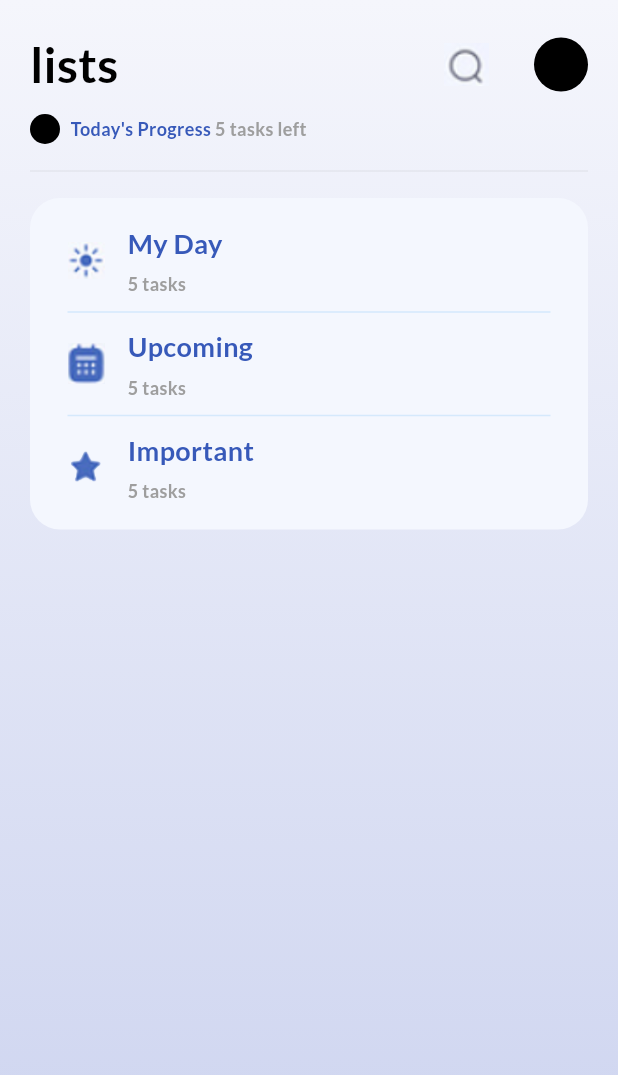
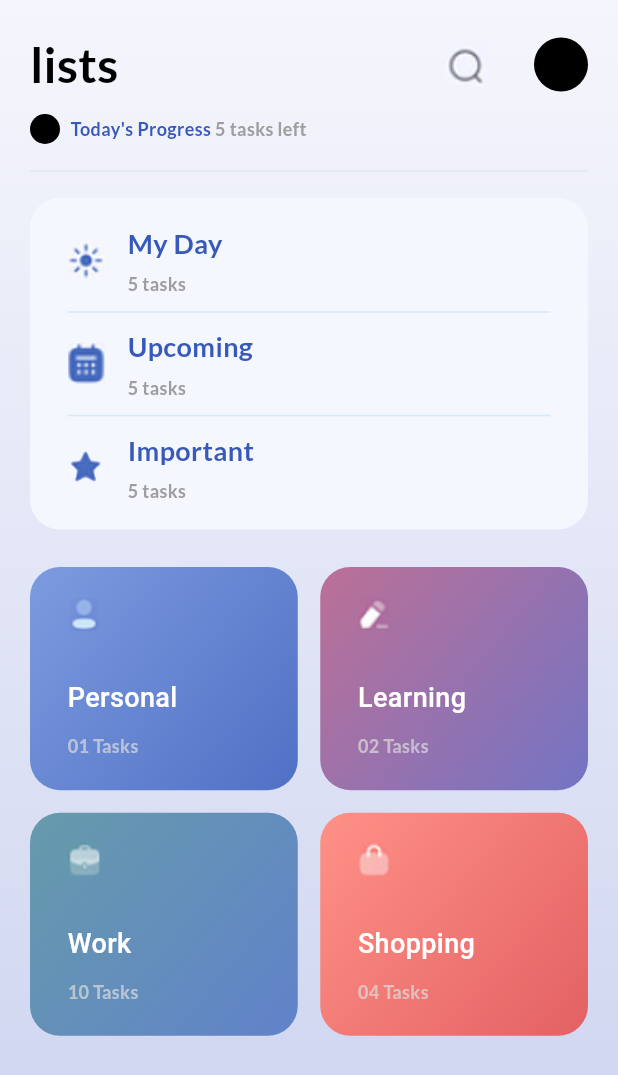
Before and after one commit to zeyadali06/Teknosoft-tasks, a Flutter app: the screen it shows after launch, on a phone screen of 412 x 824 dp. Shown: the top 1075 px of the screen. Run offline on Flutter 3.47's test engine with Material 3 defaults, Android fonts, the phone set to English and light mode, and no system bars; our stand-ins replace flutter_bloc, numberpicker.

Commit message:
create task categories

```diff
--- a/To-Do List App/lib/Core/CommonWidgets/LinearGrdientColor.dart
+++ b/To-Do List App/lib/Core/CommonWidgets/LinearGrdientColor.dart
@@ -10,6 +10,8 @@ class GradientColor extends StatelessWidget {
   @override
   Widget build(BuildContext context) {
     return Container(
+      width: double.infinity,
+      height: MediaQuery.of(context).size.height,
       decoration: const BoxDecoration(
         gradient: LinearGradient(
           begin: Alignment.topCenter,
--- a/To-Do List App/lib/Core/Utils/Styles.dart
+++ b/To-Do List App/lib/Core/Utils/Styles.dart
@@ -3,11 +3,15 @@
 import 'package:flutter/material.dart';
 
 abstract class Styles {
-  static const black32Bold = TextStyle(fontFamily: 'Lato', fontWeight: FontWeight.bold, fontSize: 32, color: Colors.black);
+  static const TextStyle black32Bold = TextStyle(fontFamily: 'Lato', fontWeight: FontWeight.bold, fontSize: 32, color: Colors.black);
 
-  static const blue12Bold = TextStyle(fontFamily: 'Lato', fontWeight: FontWeight.bold, fontSize: 12, color: Color(0xff3759b9));
+  static const TextStyle blue12Bold = TextStyle(fontFamily: 'Lato', fontWeight: FontWeight.bold, fontSize: 12, color: Color(0xff3759b9));
 
-  static const grey12Bold = TextStyle(fontFamily: 'Lato', fontWeight: FontWeight.bold, fontSize: 12, color: Colors.grey);
+  static const TextStyle grey12Bold = TextStyle(fontFamily: 'Lato', fontWeight: FontWeight.bold, fontSize: 12, color: Colors.grey);
 
-  static const blue18Bold = TextStyle(fontFamily: 'Lato', color: Color(0xff3759b9), fontWeight: FontWeight.bold, fontSize: 18);
+  static TextStyle white12Bold = TextStyle(fontFamily: 'Lato', fontWeight: FontWeight.bold, fontSize: 12, color: const Color(0xffdcdcdc).withOpacity(.7));
+
+  static const TextStyle blue18Bold = TextStyle(fontFamily: 'Lato', fontWeight: FontWeight.bold, fontSize: 18, color: Color(0xff3759b9));
+
+  static const TextStyle white18w500 = TextStyle(color: Colors.white, fontWeight: FontWeight.w500, fontSize: 18);
 }
--- a/To-Do List App/lib/Features/Home/Presentation/Views/widgets/HomeViewBody.dart
+++ b/To-Do List App/lib/Features/Home/Presentation/Views/widgets/HomeViewBody.dart
@@ -2,6 +2,7 @@
 
 import 'package:flutter/material.dart';
 import 'package:todo_list_app/Core/CommonWidgets/LinearGrdientColor.dart';
+import 'package:todo_list_app/Features/Home/Presentation/Views/widgets/TaskCategories.dart';
 import 'package:todo_list_app/Features/Home/Presentation/Views/widgets/TaskLevelContainer.dart';
 import 'package:todo_list_app/Features/Home/Presentation/Views/widgets/TopBar.dart';
 
@@ -12,7 +13,8 @@ class HomeViewBody extends StatelessWidget {
 
   @override
   Widget build(BuildContext context) {
-    return SafeArea(
+    return SingleChildScrollView(
+      child: SafeArea(
         child: GradientColor(
           child: Padding(
             padding: const EdgeInsets.all(20),
@@ -23,7 +25,46 @@ class HomeViewBody extends StatelessWidget {
                 Divider(color: Colors.grey.withOpacity(.15)),
                 const SizedBox(height: 10),
                 TaskLevelContainer(myDayTasks: myDayTasks),
+                const SizedBox(height: 25),
+                Expanded(
+                  child: GridView(
+                    physics: const NeverScrollableScrollPhysics(),
+                    gridDelegate: const SliverGridDelegateWithFixedCrossAxisCount(
+                      crossAxisCount: 2,
+                      mainAxisSpacing: 15,
+                      crossAxisSpacing: 15,
+                      childAspectRatio: 6 / 5,
+                    ),
+                    children: const [
+                      TasksCategory(
+                        imagePath: 'assets/images/Screenshot 2024-04-25 002248.png',
+                        category: 'Personal',
+                        tasks: 1,
+                        colorGradient: [Color(0xff7d9bdf), Color(0xff5070c5)],
+                      ),
+                      TasksCategory(
+                        imagePath: 'assets/images/Screenshot 2024-04-25 011727.png',
+                        category: 'Learning',
+                        tasks: 2,
+                        colorGradient: [Color(0xffbc7096), Color(0xff7474c4)],
+                      ),
+                      TasksCategory(
+                        imagePath: 'assets/images/Screenshot 2024-04-25 011814.png',
+                        category: 'Work',
+                        tasks: 10,
+                        colorGradient: [Color(0xff669bab), Color(0xff6182ca)],
+                      ),
+                      TasksCategory(
+                        imagePath: 'assets/images/Screenshot 2024-04-25 012510.png',
+                        category: 'Shopping',
+                        tasks: 4,
+                        colorGradient: [Color(0xffff9187), Color(0xffe36163)],
+                      ),
                     ],
+                  ),
+                )
+              ],
+            ),
           ),
         ),
       ),
--- /dev/null
+++ b/To-Do List App/lib/Features/Home/Presentation/Views/widgets/TaskCategories.dart
@@ -0,0 +1,39 @@
+// ignore_for_file: file_names
+
+import 'package:flutter/material.dart';
+import 'package:todo_list_app/Core/Utils/Styles.dart';
+import 'package:todo_list_app/constants.dart';
+
+class TasksCategory extends StatelessWidget {
+  const TasksCategory({super.key, required this.imagePath, required this.category, required this.tasks, required this.colorGradient});
+
+  final String imagePath;
+  final String category;
+  final int tasks;
+  final List<Color> colorGradient;
+
+  @override
+  Widget build(BuildContext context) {
+    return Container(
+      padding: const EdgeInsets.symmetric(horizontal: 25, vertical: 15),
+      decoration: BoxDecoration(
+        borderRadius: BorderRadius.circular(kRaduis),
+        gradient: LinearGradient(
+          begin: Alignment.topLeft,
+          end: Alignment.bottomRight,
+          colors: colorGradient,
+        ),
+      ),
+      child: Column(
+        crossAxisAlignment: CrossAxisAlignment.start,
+        mainAxisAlignment: MainAxisAlignment.spaceAround,
+        children: [
+          Image.asset(imagePath, width: 22, height: 22),
+          const SizedBox(height: 10),
+          Text(category, style: Styles.white18w500),
+          Text('${(tasks >= 10) ? tasks : '0$tasks'} Tasks', style: Styles.white12Bold),
+        ],
+      ),
+    );
+  }
+}
--- a/To-Do List App/pubspec.yaml
+++ b/To-Do List App/pubspec.yaml
@@ -58,11 +58,7 @@ flutter:
 
   # To add assets to your application, add an assets section, like this:
   assets:
-    - assets/images/Screenshot 2024-04-24 213002.png
-    - assets/images/Screenshot 2024-04-24 224102.png
-    - assets/images/Screenshot 2024-04-24 231327.png
-    - assets/images/Screenshot 2024-04-24 231442.png
-  #   - images/a_dot_ham.jpeg
+    - assets/images/
 
   # An image asset can refer to one or more resolution-specific "variants", see
   # https://flutter.dev/assets-and-images/#resolution-aware
```
Also changed, not shown: To-Do List App/assets/images/Screenshot 2024-04-25 002248.png (added), To-Do List App/assets/images/Screenshot 2024-04-25 011727.png (added), To-Do List App/assets/images/Screenshot 2024-04-25 011814.png (added), To-Do List App/assets/images/Screenshot 2024-04-25 012510.png (added). Lines whose indentation alone changed are shown as unchanged.
